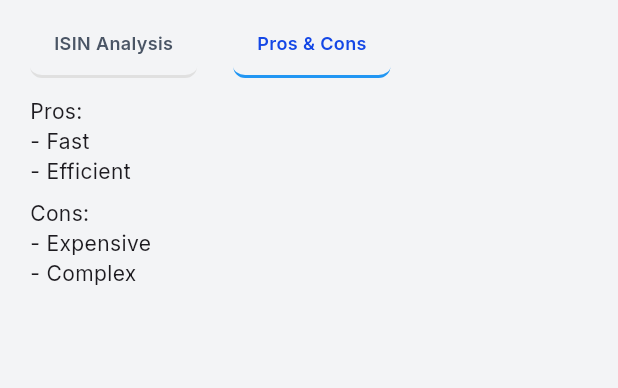
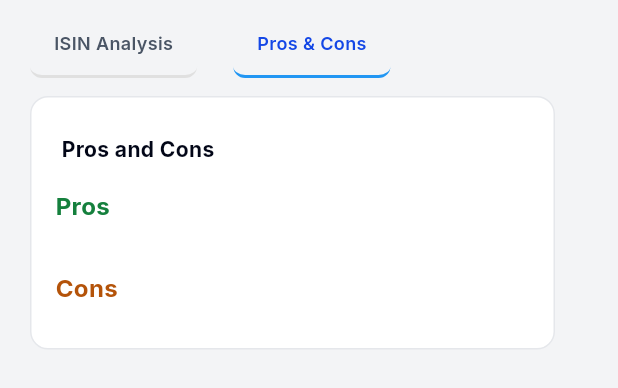
Before and after one commit to Kotresh162/Investment_App, a Flutter app: the CardDetail widget shown alone on an empty page, opened directly with empty values, after a tap on "Pros & Cons", on a phone screen of 412 x 824 dp. Shown: the top 388 px of the screen. Run offline on Flutter 3.47's test engine with Material 3 defaults, Android fonts, the phone set to English and light mode, and no system bars; our stand-ins replace flutter_bloc, google_fonts; network calls fail.

```diff
--- a/lib/card_detail.dart
+++ b/lib/card_detail.dart
@@ -1,6 +1,7 @@
 import 'package:flutter/material.dart';
 import 'package:flutter_bloc/flutter_bloc.dart';
 import 'package:untitled/widgets/plan_details.dart';
+import 'package:untitled/widgets/pros_cons_card.dart';
 import '../models/company_details.dart';
 
 enum SelectedTab { details, prosCons }
@@ -40,7 +41,7 @@ class CardDetail extends StatelessWidget {
                   ),
                 ),
                 const SizedBox(height: 12),
-                _buildTabContent(context, selectedTab),
+                _buildTabContent(context, selectedTab,detail),
               ],
             ),
           );
@@ -80,18 +81,19 @@ class CardDetail extends StatelessWidget {
     );
   }
 
-  Widget _buildTabContent(BuildContext context,SelectedTab tab) {
+  Widget _buildTabContent(BuildContext context,SelectedTab tab,CompanyDetail details) {
     switch (tab) {
       case SelectedTab.details:
-        return buildCustomLayout(context);
+        return buildCustomLayout(context,details.issuerDetails);
       case SelectedTab.prosCons:
-        return const Column(
-          crossAxisAlignment: CrossAxisAlignment.start,
-          children: [
-            Text("Pros:\n- Fast\n- Efficient"),
-            SizedBox(height: 8),
-            Text("Cons:\n- Expensive\n- Complex"),
-          ],
-        );
+        return prosConsCard(context,details.prosAndCons);
+        // return const Column(
+        //   crossAxisAlignment: CrossAxisAlignment.start,
+        //   children: [
+        //     Text("Pros:\n- Fast\n- Efficient"),
+        //     SizedBox(height: 8),
+        //     Text("Cons:\n- Expensive\n- Complex"),
+        //   ],
+        // );
     }
   }
--- a/lib/plan_details_page.dart
+++ b/lib/plan_details_page.dart
@@ -1,12 +1,9 @@
 import 'package:flutter/material.dart';
 import 'package:flutter_bloc/flutter_bloc.dart';
-import 'package:untitled/widgets/plan_details.dart';
-
 import 'api/company_api.dart';
 import 'card_detail.dart';
 import 'cubit/comapny_cubit.dart';
 import 'cubit/comapny_state.dart';
-import 'models/company_details.dart';
 
 
 class PlanDetailsPage extends StatelessWidget {
@@ -23,7 +20,7 @@ class PlanDetailsPage extends StatelessWidget {
             } else if (state is CompanyDetailError) {
               return Center(child: Text("Error: ${state.message}"));
             } else if (state is CompanyDetailData) {
-              print(state.detail.companyName);
+              // print(state.detail.companyName);
               final details = state.detail;
               return CustomScrollView(
                 slivers: [
@@ -43,17 +40,11 @@ class PlanDetailsPage extends StatelessWidget {
                             elevation: 0,
                             backgroundColor: Colors.transparent,
                             automaticallyImplyLeading: false,
-                            leading: Container(
-                              height: 36,
-                              width: 36,
-                              margin: const EdgeInsets.only(left: 8),
-                              decoration: const BoxDecoration(
-                                color: Colors.blue,
-                                shape: BoxShape.rectangle,
-                              ),
+                            leading: CircleAvatar(
+                              radius: 18,
                               child: IconButton(
                                 icon: const Icon(
-                                    Icons.arrow_back, color: Colors.white),
+                                    Icons.arrow_back, color: Colors.black),
                                 onPressed: () {
                                   print("back");
                                 },
@@ -160,29 +151,6 @@ class PlanDetailsPage extends StatelessWidget {
                   SliverToBoxAdapter(
                     child: CardDetail(detail: details),
                   )
-
-                  // SliverToBoxAdapter(
-                  //   child: Padding(
-                  //     padding: const EdgeInsets.only(top: 10, left: 20, right: 20),
-                  //     child: Column(
-                  //       crossAxisAlignment: CrossAxisAlignment.start,
-                  //       children: [
-                  //         SingleChildScrollView(
-                  //           scrollDirection: Axis.horizontal,
-                  //           child: Row(
-                  //             spacing: 24,
-                  //             children: [
-                  //               _buildTabButton(context, "ISIN Analysis", SelectedTab.details, selectedTab),
-                  //               _buildTabButton(context, "Pros & Cons", SelectedTab.prosCons, selectedTab),
-                  //             ],
-                  //           ),
-                  //         ),
-                  //         const SizedBox(height: 12),
-                  //         _buildTabContent(context,selectedTab),
-                  //       ],
-                  //     ),
-                  //   ),
-                  // ),
                 ],
               );
             }
--- a/lib/widgets/plan_details.dart
+++ b/lib/widgets/plan_details.dart
@@ -1,7 +1,8 @@
 
 import 'package:flutter/material.dart';
+import 'package:untitled/models/company_details.dart';
 
-Widget buildCustomLayout(BuildContext context) {
+Widget buildCustomLayout(BuildContext context,IssuerDetails insDetails) {
   return Container(
     padding: const EdgeInsets.all(16),
     child: Column(
@@ -57,9 +58,9 @@ Widget buildCustomLayout(BuildContext context) {
                 child: Column(
                   spacing: 32,
                   children: [
-                    cardBuild("Issuer Name","Type of Issuer","Sector"),
-                    cardBuild("Industry","Issuer nature","Corporate Identity Number (CIN)"),
-                    cardBuild("Name of the Lead Manager","Registrar","Name of Debenture Trustee"),
+                    cardBuild("Issuer Name","Type of Issuer","Sector",insDetails.issuerName,insDetails.typeOfIssuer,insDetails.sector),
+                    cardBuild("Industry","Issuer nature","Corporate Identity Number (CIN)",insDetails.industry,insDetails.issuerNature,insDetails.cin),
+                    cardBuild("Name of the Lead Manager","Registrar","Name of Debenture Trustee",insDetails.leadManager,insDetails.registrar,insDetails.debentureTrustee),
                   ],
                 ),
               )
@@ -71,8 +72,8 @@ Widget buildCustomLayout(BuildContext context) {
   );
 }
 
-Widget cardBuild(String text1, String text2, String text3) {
-  return Container(
+Widget cardBuild(String text1, String text2, String text3,String ans1,String ans2,String ans3) {
+  return SizedBox(
     height: 195,
     width: 310,
     child: Column(
@@ -88,7 +89,7 @@ Widget cardBuild(String text1, String text2, String text3) {
               fontSize: 12,
               color: Color(0XFF1D4ED8)
             ),),
-            Text(text1,style: TextStyle(
+            Text(ans1,style: TextStyle(
               color: Color(0XFF111827),
               fontSize: 14,
               fontWeight: FontWeight.bold,
@@ -104,7 +105,7 @@ Widget cardBuild(String text1, String text2, String text3) {
                 fontSize: 12,
                 color: Color(0XFF1D4ED8)
             ),),
-            Text(text2,style: TextStyle(
+            Text(ans2,style: TextStyle(
               color: Color(0XFF111827),
               fontSize: 14,
               fontWeight: FontWeight.bold,
@@ -120,7 +121,7 @@ Widget cardBuild(String text1, String text2, String text3) {
                 fontSize: 12,
                 color: Color(0XFF1D4ED8)
             ),),
-            Text(text3,style: TextStyle(
+            Text(ans3,style: TextStyle(
               color: Color(0XFF111827),
               fontSize: 14,
               fontWeight: FontWeight.bold,
--- /dev/null
+++ b/lib/widgets/pros_cons_card.dart
@@ -0,0 +1,96 @@
+import 'package:flutter/material.dart';
+import '../models/company_details.dart';
+
+Widget prosConsCard(BuildContext context, Points prosConsPoints) {
+  return Container(
+    width: 350,
+    decoration: BoxDecoration(
+      color: const Color(0XFFFFFFFF),
+      borderRadius: const BorderRadius.all(Radius.circular(12)),
+      border: Border.all(
+        color: const Color(0XFFE5E7EB),
+        width: 1,
+      ),
+    ),
+    child: Column(
+      crossAxisAlignment: CrossAxisAlignment.start,
+      children: [
+        // Title
+        Container(
+          padding: const EdgeInsets.only(left: 20, right: 16, top: 16),
+          height: 53,
+          alignment: Alignment.centerLeft,
+          child: const Text(
+            "Pros and Cons",
+            style: TextStyle(
+              fontWeight: FontWeight.bold,
+              fontSize: 14,
+              color: Color(0XFF020617),
+            ),
+          ),
+        ),
+
+        // Content
+        Padding(
+          padding: const EdgeInsets.fromLTRB(16, 8, 16, 28),
+          child: Column(
+            crossAxisAlignment: CrossAxisAlignment.start,
+            spacing: 32,
+            children: [
+              pointCard("Pros",prosConsPoints.pros),
+              pointCard("Cons",prosConsPoints.cons)
+            ],
+          ),
+        ),
+      ],
+    ),
+  );
+}
+
+Widget pointCard(String title, List<String> points) {
+  // Use direct icon URLs or local assets
+  final String iconUrl = (title == "Pros")
+      ? 'https://cdn-icons-png.flaticon.com/512/845/845646.png'
+      : 'https://cdn-icons-png.flaticon.com/512/1828/1828665.png';
+
+  return Column(
+    crossAxisAlignment: CrossAxisAlignment.start,
+    children: [
+      Text(
+        title,
+        style: TextStyle(
+          fontWeight: FontWeight.bold,
+          fontSize: 16,
+          color: (title == "Pros")
+              ? const Color(0XFF15803D) // green
+              : const Color(0XFFB45309), // orange/brown
+        ),
+      ),
+      ListView.separated(
+        shrinkWrap: true,
+        physics: const NeverScrollableScrollPhysics(),
+        itemCount: points.length,
+        itemBuilder: (context, index) {
+          return Row(
+            crossAxisAlignment: CrossAxisAlignment.start,
+            children: [
+              CircleAvatar(
+                radius: 8,
+                backgroundColor: Colors.transparent,
+                backgroundImage: NetworkImage(iconUrl),
+              ),
+              const SizedBox(width: 12),
+              Expanded(
+                child: Text(
+                  points[index],
+                  style:  TextStyle(fontSize: 12,fontWeight: FontWeight.w500),
+                ),
+              ),
+            ],
+          );
+        },
+        separatorBuilder: (context, index) => const SizedBox(height: 16),
+      ),
+    ],
+  );
+}
```
